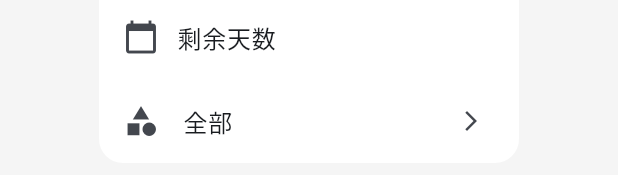
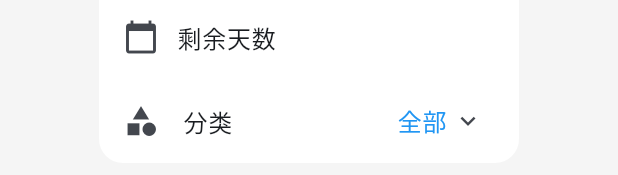
Before and after one commit to Airlur/remind_me, a Flutter app: the SortDialog widget shown alone on an empty page, opened directly, on a phone screen of 412 x 824 dp. Shown: the part 581-756 px from the top of the screen. Run offline on Flutter 3.47's test engine with Material 3 defaults, Android fonts, the light colour scheme and no system bars; our stand-ins replace equatable, flutter_bloc, flutter_slidable, get_it, hive, hive_flutter and 1 more; missing offline and left inert: lunar; accounts and stored records are empty.

Commit message:
ui：修改分类列表展示的组件为展开收起的交互方式

```diff
--- a/lib/views/pages/date/components/sort_dialog.dart
+++ b/lib/views/pages/date/components/sort_dialog.dart
@@ -4,13 +4,26 @@ import 'package:remind_me/blocs/event/event_bloc.dart';
 import 'package:remind_me/blocs/event/event_event.dart';
 import 'package:remind_me/blocs/event/event_state.dart';
 
-class SortDialog extends StatelessWidget {
+class SortDialog extends StatefulWidget {
   const SortDialog({super.key});
+
+  @override
+  State<SortDialog> createState() => _SortDialogState();
+}
+
+class _SortDialogState extends State<SortDialog> {
+  bool _showCategories = false;
 
   @override
   Widget build(BuildContext context) {
     return BlocBuilder<EventBloc, EventState>(
       builder: (context, state) {
+        final categories = state.events
+            .map((e) => e.category)
+            .where((c) => c != null)
+            .toSet()
+            .toList();
+
         return AlertDialog(
           contentPadding: EdgeInsets.zero,
           backgroundColor: Theme.of(context).colorScheme.surface,
@@ -40,7 +53,69 @@ class SortDialog extends StatelessWidget {
                 onTap: () => _updateSortType(context, SortType.remainingDays),
                 onSortOrderTap: () => _toggleSortOrder(context, state),
               ),
-              _buildCategoryOption(context, state),
+              ListTile(
+                leading: const Icon(Icons.category),
+                title: const Text('分类'),
+                trailing: Row(
+                  mainAxisSize: MainAxisSize.min,
+                  children: [
+                    Text(
+                      state.selectedCategory ?? '全部',
+                      style: TextStyle(
+                        color: Theme.of(context).colorScheme.primary,
+                        fontSize: 16,
+                      ),
+                    ),
+                    const SizedBox(width: 4),
+                    Icon(
+                      _showCategories
+                          ? Icons.keyboard_arrow_up
+                          : Icons.keyboard_arrow_down,
+                      size: 20,
+                    ),
+                  ],
+                ),
+                onTap: () {
+                  setState(() {
+                    _showCategories = !_showCategories;
+                  });
+                },
+              ),
+              if (_showCategories) ...[
+                const Divider(height: 1),
+                ListTile(
+                  contentPadding: const EdgeInsets.only(left: 56, right: 16),
+                  title: const Text('全部'),
+                  selected: state.selectedCategory == null,
+                  trailing: state.selectedCategory == null
+                      ? const Icon(Icons.check, size: 20)
+                      : null,
+                  onTap: () {
+                    context.read<EventBloc>().add(
+                      const UpdateSortConfig(selectedCategory: null),
+                    );
+                    setState(() {
+                      _showCategories = false;
+                    });
+                  },
+                ),
+                ...categories.map((category) => ListTile(
+                  contentPadding: const EdgeInsets.only(left: 56, right: 16),
+                  title: Text(category!),
+                  selected: state.selectedCategory == category,
+                  trailing: state.selectedCategory == category
+                      ? const Icon(Icons.check, size: 20)
+                      : null,
+                  onTap: () {
+                    context.read<EventBloc>().add(
+                      UpdateSortConfig(selectedCategory: category),
+                    );
+                    setState(() {
+                      _showCategories = false;
+                    });
+                  },
+                )),
+              ],
             ],
           ),
         );
@@ -85,75 +160,8 @@ class SortDialog extends StatelessWidget {
     );
   }
 
-  Widget _buildCategoryOption(BuildContext context, EventState state) {
-    return ListTile(
-      leading: const Icon(Icons.category),
-      title: Text(state.selectedCategory ?? '全部'),
-      trailing: const Icon(Icons.arrow_forward_ios, size: 16),
-      onTap: () => _showCategoryDialog(context, state),
-    );
-  }
-
-  void _showCategoryDialog(BuildContext context, EventState state) {
-    // 获取所有不重复的分类
-    final categories = state.events
-        .map((e) => e.category)
-        .where((c) => c != null)
-        .toSet()
-        .toList();
-
-    showDialog(
-      context: context,
-      builder: (context) => AlertDialog(
-        contentPadding: EdgeInsets.zero,
-        backgroundColor: Theme.of(context).colorScheme.surface,
-        shape: RoundedRectangleBorder(
-          borderRadius: BorderRadius.circular(16),
-        ),
-        content: Column(
-          mainAxisSize: MainAxisSize.min,
-          children: [
-            ListTile(
-              title: const Text('全部'),
-              selected: state.selectedCategory == null,
-              trailing: state.selectedCategory == null
-                  ? const Icon(Icons.check, size: 20)
-                  : null,
-              onTap: () {
-                context.read<EventBloc>().add(
-                  const UpdateSortConfig(
-                    selectedCategory: null,
-                  ),
-                );
-                // Navigator.pop(context);
-                Navigator.pop(context);
-              },
-            ),
-            ...categories.map((category) => ListTile(
-              title: Text(category!),
-              selected: state.selectedCategory == category,
-              trailing: state.selectedCategory == category
-                  ? const Icon(Icons.check, size: 20)
-                  : null,
-              onTap: () {
-                context.read<EventBloc>().add(
-                  UpdateSortConfig(
-                    selectedCategory: category,
-                  ),
-                );
-                // Navigator.pop(context);
-                Navigator.pop(context);
-              },
-            )),
-          ],
-        ),
-      ),
-    );
-  }
-
   void _updateSortType(BuildContext context, SortType sortType) {
     context.read<EventBloc>().add(UpdateSortConfig(sortType: sortType));
-    // Navigator.pop(context);
   }
 
   void _toggleSortOrder(BuildContext context, EventState state) {
```
